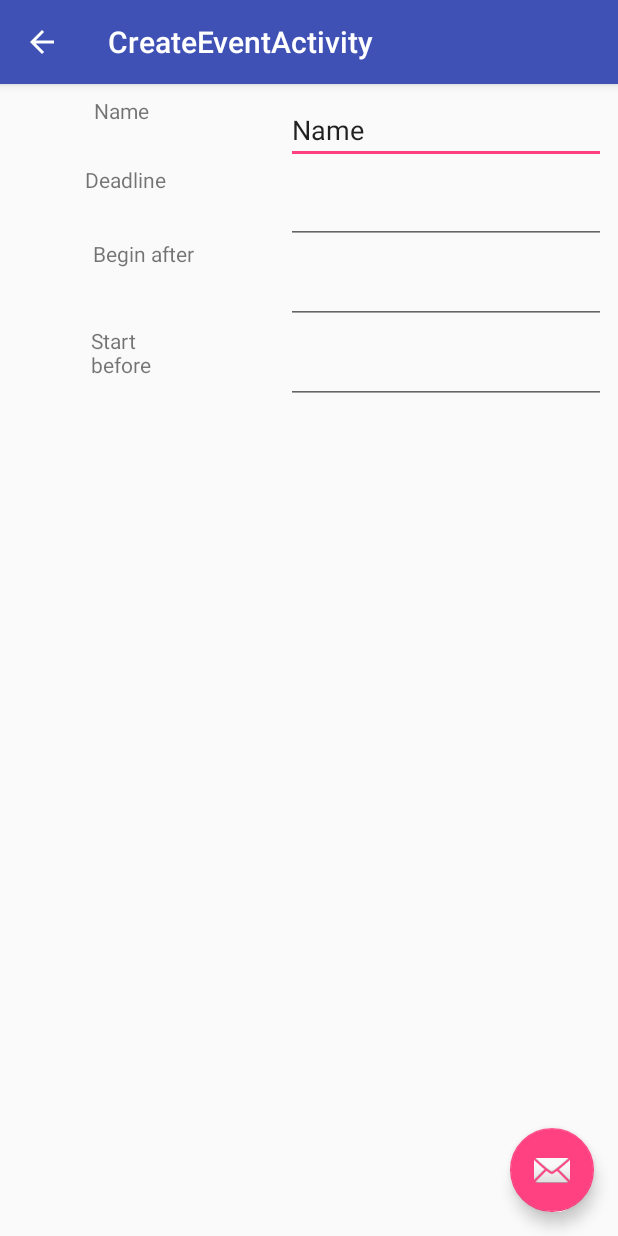
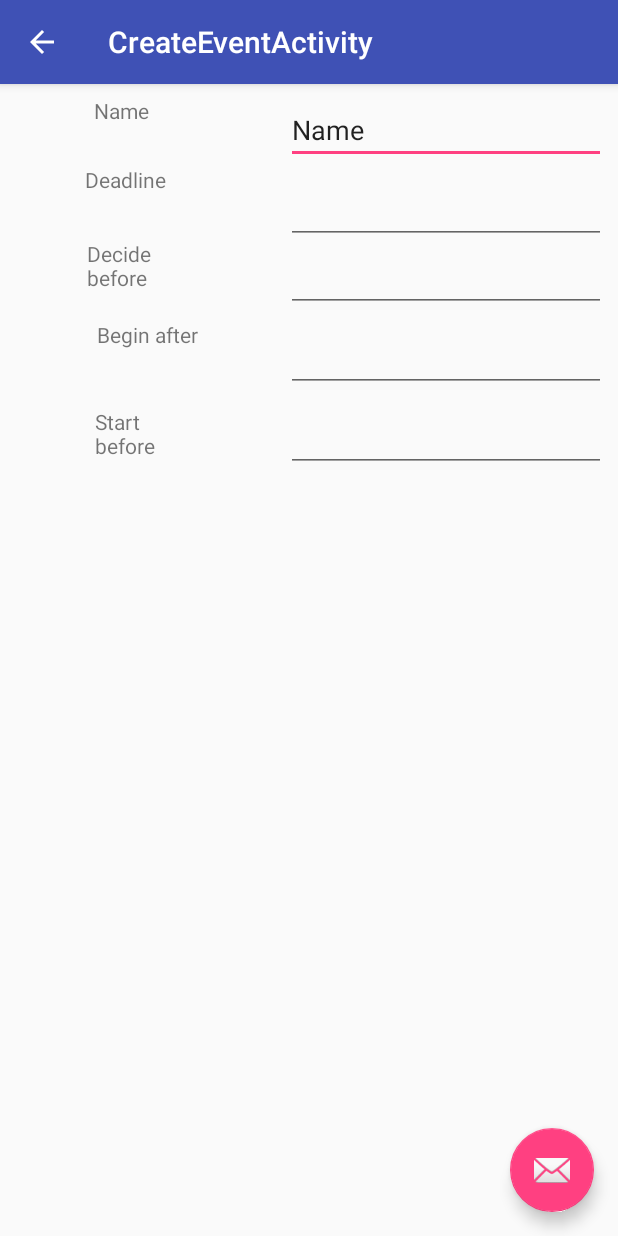
Before and after one commit to Buutti/SchedStuff, an Android app: the CreateEventActivity screen opened directly, with no data from a screen before it, on a phone screen of 412 x 824 dp. Run offline under Robolectric (Android 15) with nearby library versions, the phone set to English and light mode, and no system bars.

Commit message:
Added field for setting date before which the Event time must be set.

```diff
--- a/client/app/src/main/java/schedstuff/schedstuff/CreateEventActivity.java
+++ b/client/app/src/main/java/schedstuff/schedstuff/CreateEventActivity.java
@@ -22,10 +22,15 @@ import java.util.Date;
 
 public class CreateEventActivity extends AppCompatActivity {
 
-    EditText deadlineEditText, beginAfterEditText, beginBeforeEditText;
+    EditText deadlineEditText, decideBeforeEditText,
+            beginAfterEditText, beginBeforeEditText;
 
+    //Statics for keeping track of which field is chosen
     final static int BEGIN_AFTER = 0;
     final static int BEGIN_BEFORE = 1;
+
+    final static int DEADLINE = 0;
+    final static int DECIDE_BEFORE = 1;
 
     @Override
     protected void onCreate(Bundle savedInstanceState) {
@@ -48,11 +53,15 @@ public class CreateEventActivity extends AppCompatActivity {
         deadlineEditText = (EditText) findViewById(R.id.deadlineEditText);
         deadlineEditText.setOnClickListener(deadlineOnClickListener);
 
+        decideBeforeEditText = (EditText) findViewById(R.id.decideBeforeEditText);
+        decideBeforeEditText.setOnClickListener(decideBeforeOnClickListener);
+
         beginAfterEditText = (EditText) findViewById(R.id.beginAfterEditText);
         beginAfterEditText.setOnClickListener(beginAfterOnClickListener);
 
         beginBeforeEditText = (EditText) findViewById(R.id.beginBeforeEditText);
-        beginBeforeEditText.setOnClickListener(beginBeforeOnClicListener);
+        beginBeforeEditText.setOnClickListener(beginBeforeOnClickListener
+        );
     }
 
     View.OnClickListener deadlineOnClickListener = new View.OnClickListener() {
@@ -60,9 +69,30 @@ public class CreateEventActivity extends AppCompatActivity {
         public void onClick(View v) {
             DialogFragment dialogFragment = new DatePickerFragment();
 
+            Bundle args = new Bundle();
+            args.putInt("field", DEADLINE);
+            dialogFragment.setArguments(args);
+
             dialogFragment.show(getFragmentManager(), "Date Picker");
         }
     };
+
+    View.OnClickListener decideBeforeOnClickListener = new View.OnClickListener() {
+        @Override
+        public void onClick(View v) {
+            DialogFragment dialogFragment = new DatePickerFragment();
+
+            Bundle args = new Bundle();
+            args.putInt("field", DECIDE_BEFORE);
+            dialogFragment.setArguments(args);
+
+            dialogFragment.show(getFragmentManager(), "Date Picker");
+
+        }
+    };
+
+
+
 
     View.OnClickListener beginAfterOnClickListener = new View.OnClickListener() {
         @Override
@@ -77,7 +107,7 @@ public class CreateEventActivity extends AppCompatActivity {
         }
     };
 
-    View.OnClickListener beginBeforeOnClicListener = new View.OnClickListener() {
+    View.OnClickListener beginBeforeOnClickListener = new View.OnClickListener() {
         @Override
         public void onClick(View v) {
             DialogFragment dialogFragment = new TimePickerFragment();
@@ -89,6 +119,7 @@ public class CreateEventActivity extends AppCompatActivity {
             dialogFragment.show(getFragmentManager(), "Time Picker");
         }
     };
+
 
     /*
         Code for date and time pickers from url
@@ -121,9 +152,19 @@ public class CreateEventActivity extends AppCompatActivity {
             DateFormat dateFormat = DateFormat.getDateInstance();
             String formattedDate = dateFormat.format(chosenDate);
 
-            EditText deadlineText = (EditText) getActivity().findViewById(R.id.deadlineEditText);
-            deadlineText.setText(formattedDate);
+            EditText editText;
+            int field = getArguments().getInt("field");
+            switch (field) {
+                case DEADLINE:
+                    editText = (EditText) getActivity().findViewById(R.id.deadlineEditText);
+                    editText.setText(formattedDate);
+                    break;
+                case BEGIN_BEFORE:
+                    editText = (EditText) getActivity().findViewById(R.id.decideBeforeEditText);
+                    editText.setText(formattedDate);
+                    break;
 
+            }
         }
     }
 
--- a/client/app/src/main/res/layout/content_create_event.xml
+++ b/client/app/src/main/res/layout/content_create_event.xml
@@ -15,10 +15,10 @@
         android:layout_marginEnd="8dp"
         android:layout_marginTop="8dp"
         android:ems="10"
+        android:focusable="false"
         android:inputType="time"
-        android:focusable="false"
         app:layout_constraintEnd_toEndOf="parent"
-        app:layout_constraintTop_toBottomOf="@+id/deadlineEditText" />
+        app:layout_constraintTop_toBottomOf="@+id/decideBeforeEditText" />
 
     <TextView
         android:id="@+id/beginAfterText"
@@ -29,8 +29,9 @@
         android:layout_marginTop="8dp"
         android:text="@string/event_begin_after"
         app:layout_constraintEnd_toStartOf="@+id/beginAfterEditText"
+        app:layout_constraintHorizontal_bias="0.529"
         app:layout_constraintStart_toStartOf="parent"
-        app:layout_constraintTop_toBottomOf="@+id/deadlineText" />
+        app:layout_constraintTop_toBottomOf="@+id/decideBeforeText" />
 
     <TextView
         android:id="@+id/eventNameText"
@@ -89,6 +90,7 @@
         android:layout_marginTop="8dp"
         android:text="@string/event_start_before"
         app:layout_constraintEnd_toStartOf="@+id/beginBeforeEditText"
+        app:layout_constraintHorizontal_bias="0.53"
         app:layout_constraintStart_toStartOf="parent"
         app:layout_constraintTop_toBottomOf="@+id/beginAfterText" />
 
@@ -99,9 +101,32 @@
         android:layout_marginEnd="8dp"
         android:layout_marginTop="8dp"
         android:ems="10"
+        android:focusable="false"
         android:inputType="time"
-        android:focusable="false"
         app:layout_constraintEnd_toEndOf="parent"
         app:layout_constraintTop_toBottomOf="@+id/beginAfterEditText" />
 
+    <TextView
+        android:id="@+id/decideBeforeText"
+        android:layout_width="75dp"
+        android:layout_height="46dp"
+        android:layout_marginEnd="8dp"
+        android:layout_marginStart="8dp"
+        android:layout_marginTop="8dp"
+        android:text="@string/event_decide_before"
+        app:layout_constraintEnd_toStartOf="@+id/decideBeforeEditText"
+        app:layout_constraintStart_toStartOf="parent"
+        app:layout_constraintTop_toBottomOf="@+id/deadlineText" />
+
+    <EditText
+        android:id="@+id/decideBeforeEditText"
+        android:layout_width="wrap_content"
+        android:layout_height="wrap_content"
+        android:layout_marginEnd="8dp"
+        android:ems="10"
+        android:focusable="false"
+        android:inputType="date"
+        app:layout_constraintEnd_toEndOf="parent"
+        app:layout_constraintTop_toBottomOf="@+id/deadlineEditText" />
+
 </android.support.constraint.ConstraintLayout>
--- a/client/app/src/main/res/values/strings.xml
+++ b/client/app/src/main/res/values/strings.xml
@@ -11,5 +11,6 @@
     <string name="event_deadline">Deadline</string>
     <string name="event_start_before">Start before</string>
     <string name="event_begin_after">Begin after</string>
+    <string name="event_decide_before">Decide before</string>
 
 </resources>
```
